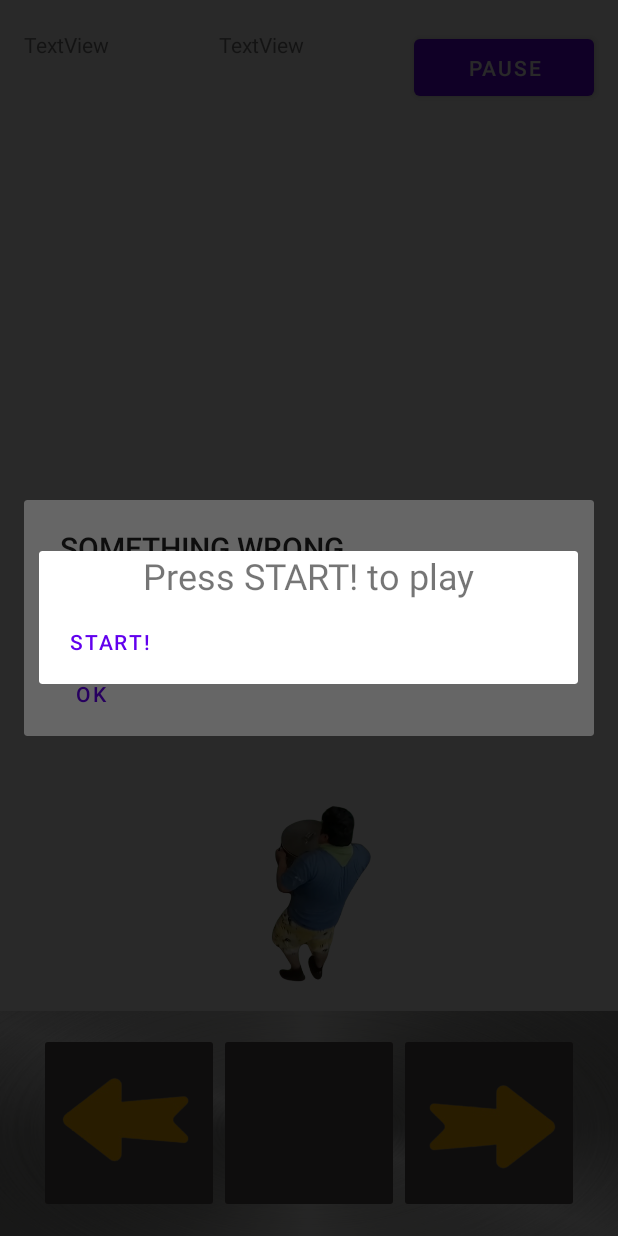
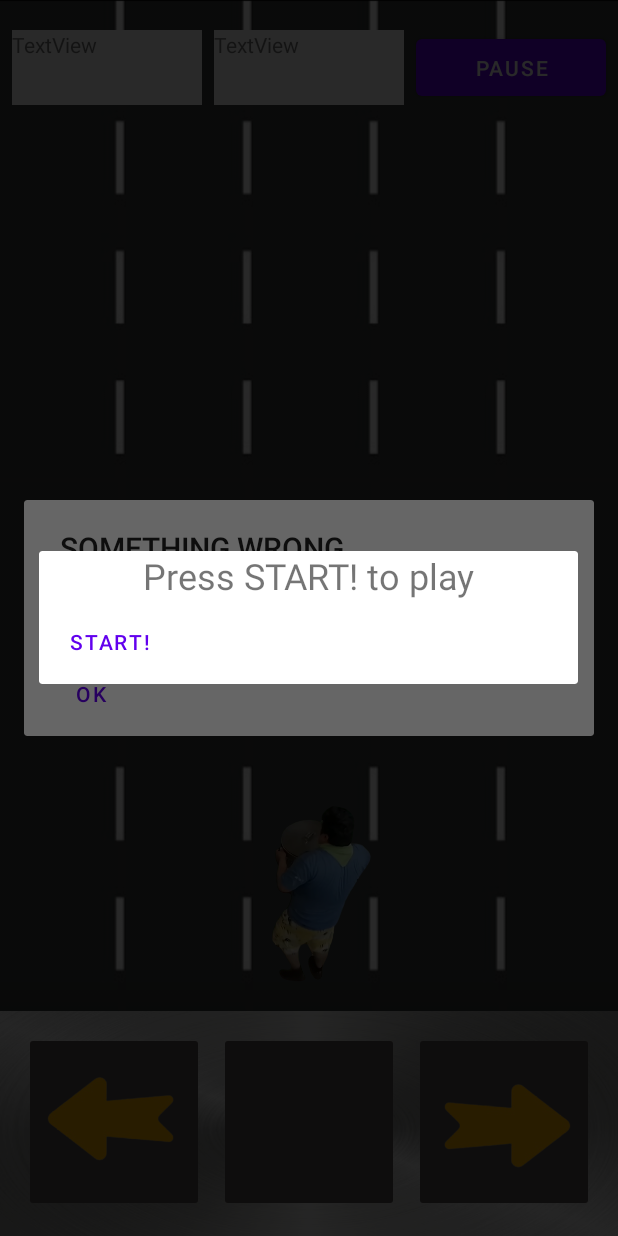
Before and after one commit to Mamokolo/NewStuff, an Android app: the GameFragment screen opened through its navigation route, on a phone screen of 412 x 824 dp. Run offline under Robolectric (Android 15) with nearby library versions, the phone set to English and light mode, and no system bars; 1 statement that could not run was skipped.

Commit message:
update layour cons, add background pic

```diff
--- a/app/src/main/java/com/example/newstuff/GameFragment.java
+++ b/app/src/main/java/com/example/newstuff/GameFragment.java
@@ -35,7 +35,7 @@ public class GameFragment extends Fragment {
     private TextView textScore,textTime;
     private Button pause;
     private ImageButton turnLeftbtn,turnRightbtn,skillBtn;
-    private ImageView godtone;
+    private ImageView godtone,imageRoad;
     private TextView textCoolDown;
     private int width,height,change;
     private int relatedPosition=0;
@@ -53,7 +53,7 @@ public class GameFragment extends Fragment {
         width = metric.widthPixels;     // 螢幕寬度（畫素）
         height = metric.heightPixels;   // 螢幕高度（畫素）
 
-        System.out.println(width+" "+height);
+        //System.out.println(width+" "+height);
     }
 
 
@@ -77,8 +77,9 @@ public class GameFragment extends Fragment {
         turnRightbtn = view.findViewById(R.id.imageButtonRight);
         skillBtn = view.findViewById(R.id.imageButtonSkill);
         godtone = view.findViewById(R.id.imageGodtone);
+        imageRoad = view.findViewById(R.id.imageRoad);
         textCoolDown = view.findViewById(R.id.coolDownText);
-        change = width/6;
+        change = width/5;
         //New value
         Bundle bundle = getArguments();
         Animation turnLeftAnim = new TranslateAnimation(godtone.getX(),godtone.getX()-change,godtone.getY(),godtone.getY());
--- a/app/src/main/res/layout/fragment_game.xml
+++ b/app/src/main/res/layout/fragment_game.xml
@@ -15,37 +15,54 @@
         android:src="@drawable/metal"
         app:layout_constraintBottom_toBottomOf="parent"
         app:layout_constraintEnd_toEndOf="parent"
+        app:layout_constraintHorizontal_bias="1.0"
         app:layout_constraintStart_toStartOf="parent" />
+
+    <ImageView
+        android:id="@+id/imageRoad"
+        android:layout_width="0dp"
+        android:layout_height="0dp"
+        android:scaleType="fitXY"
+        android:src="@drawable/image_background_road1"
+        app:layout_constraintBottom_toTopOf="@+id/imageView2"
+        app:layout_constraintEnd_toEndOf="parent"
+        app:layout_constraintStart_toStartOf="parent"
+        app:layout_constraintTop_toTopOf="parent" />
 
     <TextView
         android:id="@+id/textTime"
-        android:layout_width="120dp"
+        android:layout_width="0dp"
         android:layout_height="50dp"
-        android:layout_marginStart="16dp"
+        android:layout_marginStart="8dp"
         android:layout_marginTop="20dp"
+        android:background="#FFFFFF"
         android:text="TextView"
+        app:layout_constraintEnd_toStartOf="@+id/textScore"
         app:layout_constraintStart_toStartOf="parent"
         app:layout_constraintTop_toTopOf="parent" />
 
     <TextView
         android:id="@+id/textScore"
-        android:layout_width="120dp"
+        android:layout_width="0dp"
         android:layout_height="50dp"
+        android:layout_marginStart="8dp"
         android:layout_marginTop="20dp"
+        android:layout_marginEnd="8dp"
+        android:background="#FFFFFF"
         android:text="TextView"
         app:layout_constraintEnd_toStartOf="@+id/pauseBtn"
-        app:layout_constraintHorizontal_bias="0.5"
         app:layout_constraintStart_toEndOf="@+id/textTime"
         app:layout_constraintTop_toTopOf="parent" />
 
     <Button
         android:id="@+id/pauseBtn"
-        android:layout_width="120dp"
+        android:layout_width="0dp"
         android:layout_height="50dp"
         android:layout_marginTop="20dp"
-        android:layout_marginEnd="16dp"
+        android:layout_marginEnd="8dp"
         android:text="@string/textPause"
         app:layout_constraintEnd_toEndOf="parent"
+        app:layout_constraintStart_toEndOf="@+id/textScore"
         app:layout_constraintTop_toTopOf="parent" />
 
     <ImageView
@@ -61,52 +78,58 @@
 
     <ImageButton
         android:id="@+id/imageButtonSkill"
-        android:layout_width="120dp"
+        android:layout_width="0dp"
         android:layout_height="120dp"
-        android:layout_marginBottom="15dp"
+        android:layout_marginStart="10dp"
+        android:layout_marginEnd="10dp"
+        android:layout_marginBottom="16dp"
         android:backgroundTint="#595050"
         android:scaleType="centerInside"
         app:layout_constraintBottom_toBottomOf="parent"
+        app:layout_constraintEnd_toStartOf="@+id/imageButtonRight"
+        app:layout_constraintStart_toEndOf="@+id/imageButtonLeft" />
+
+    <ImageButton
+        android:id="@+id/imageButtonRight"
+        android:layout_width="0dp"
+        android:layout_height="120dp"
+        android:layout_marginEnd="16dp"
+        android:layout_marginBottom="16dp"
+        android:backgroundTint="#595050"
+        android:scaleType="centerInside"
+        android:src="@drawable/direction_right"
+        app:layout_constraintBottom_toBottomOf="parent"
         app:layout_constraintEnd_toEndOf="parent"
-        app:layout_constraintHorizontal_bias="0.5"
+        app:layout_constraintHorizontal_bias="0.497"
+        app:layout_constraintStart_toEndOf="@+id/imageButtonSkill" />
+
+    <ImageButton
+        android:id="@+id/imageButtonLeft"
+        android:layout_width="0dp"
+        android:layout_height="120dp"
+        android:layout_marginStart="16dp"
+        android:layout_marginBottom="16dp"
+        android:backgroundTint="#595050"
+        android:scaleType="centerInside"
+        android:src="@drawable/direction_left"
+        app:layout_constraintBottom_toBottomOf="parent"
+        app:layout_constraintEnd_toStartOf="@+id/imageButtonSkill"
         app:layout_constraintStart_toStartOf="parent" />
 
     <TextView
         android:id="@+id/coolDownText"
-        android:layout_width="120dp"
-        android:layout_height="120dp"
+        android:layout_width="0dp"
+        android:layout_height="0dp"
         android:gravity="right|center_vertical"
         android:textAlignment="center"
         android:textAllCaps="false"
         android:textColor="#FFFFFF"
         android:textIsSelectable="false"
-        android:textSize="36sp"
+        android:textSize="24sp"
         android:verticalScrollbarPosition="defaultPosition"
         app:layout_constraintBottom_toBottomOf="@+id/imageButtonSkill"
         app:layout_constraintEnd_toEndOf="@+id/imageButtonSkill"
         app:layout_constraintStart_toStartOf="@+id/imageButtonSkill"
         app:layout_constraintTop_toTopOf="@+id/imageButtonSkill" />
 
-    <ImageButton
-        android:id="@+id/imageButtonRight"
-        android:layout_width="120dp"
-        android:layout_height="120dp"
-        android:layout_marginBottom="15dp"
-        android:backgroundTint="#595050"
-        android:scaleType="centerInside"
-        android:src="@drawable/direction_right"
-        app:layout_constraintBottom_toBottomOf="parent"
-        app:layout_constraintStart_toEndOf="@+id/imageButtonSkill" />
-
-    <ImageButton
-        android:id="@+id/imageButtonLeft"
-        android:layout_width="120dp"
-        android:layout_height="120dp"
-        android:layout_marginBottom="15dp"
-        android:backgroundTint="#595050"
-        android:scaleType="centerInside"
-        android:src="@drawable/direction_left"
-        app:layout_constraintBottom_toBottomOf="parent"
-        app:layout_constraintEnd_toStartOf="@+id/imageButtonSkill" />
-
 </androidx.constraintlayout.widget.ConstraintLayout>
```
